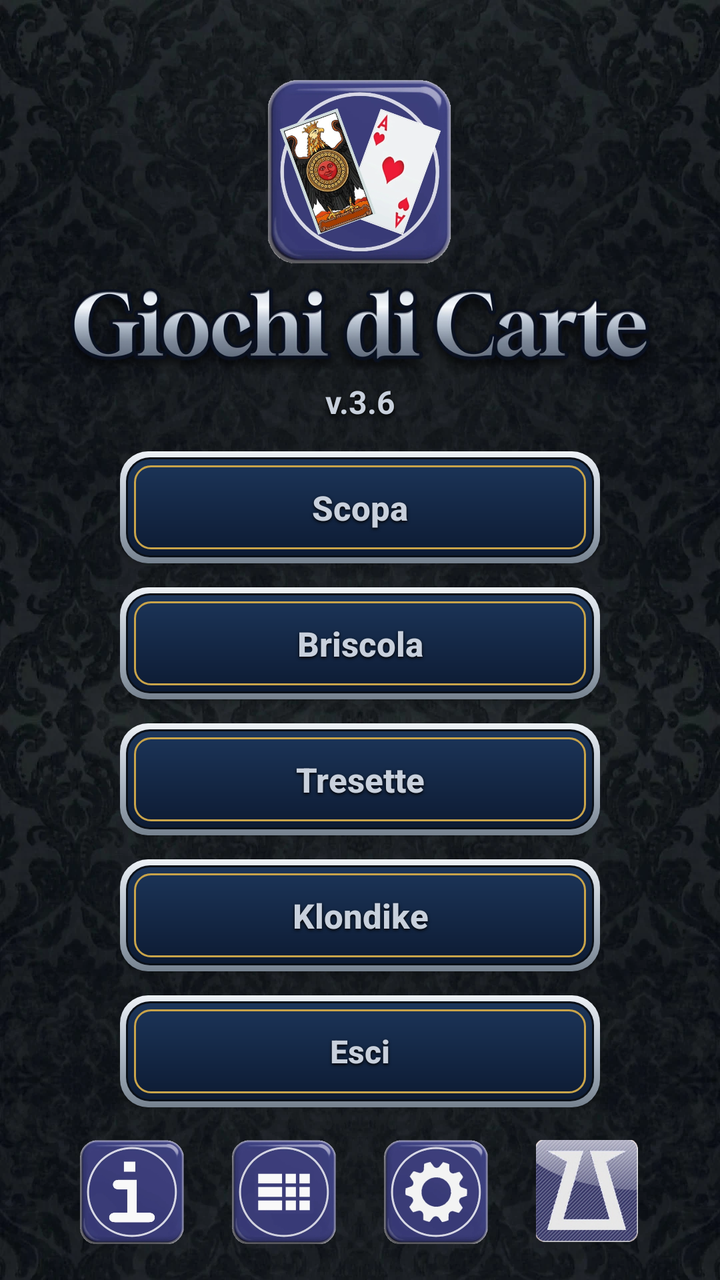
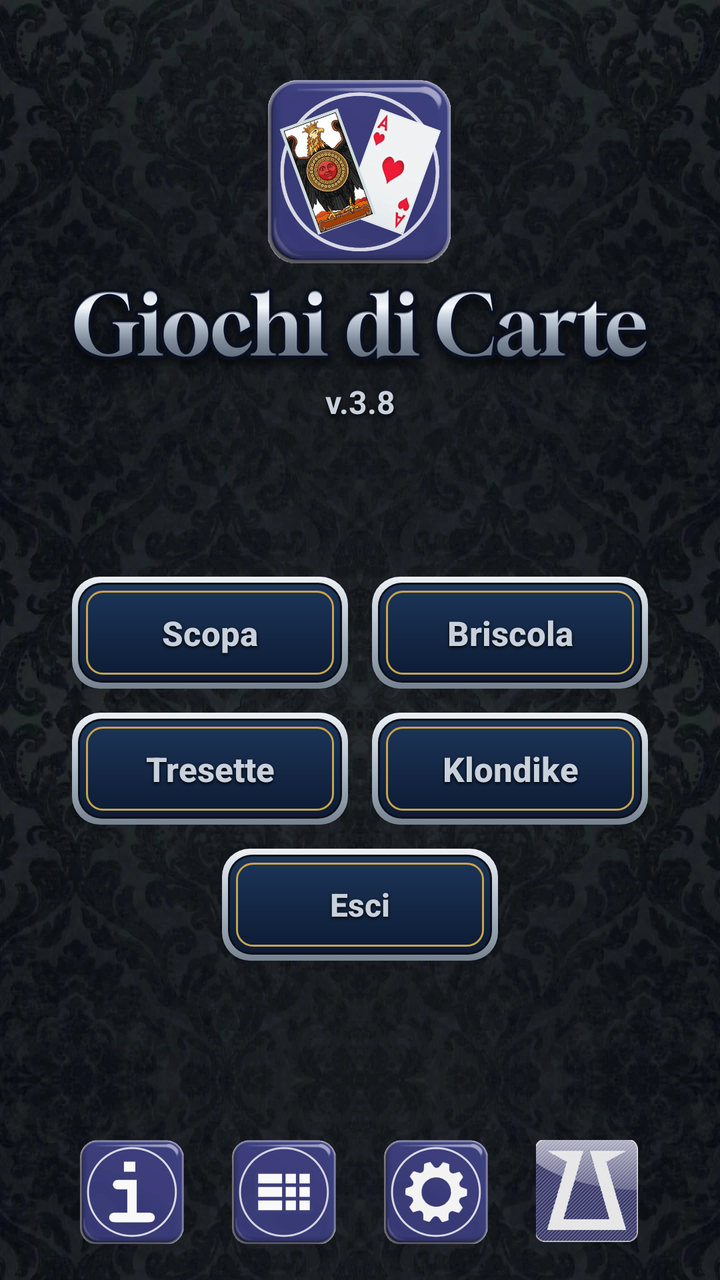

Two renders of the same Android screen: before a commit and after it. Below are the layout's source before the change and the commit's diff.
<!-- AndroidManifest.xml: application theme Theme.Scopa -->
<!-- res/layout/activity_main.xml -->
<?xml version="1.0" encoding="utf-8"?>
<androidx.constraintlayout.widget.ConstraintLayout
    xmlns:android="http://schemas.android.com/apk/res/android"
    xmlns:app="http://schemas.android.com/apk/res-auto"
    android:layout_width="match_parent"
    android:layout_height="match_parent"
    android:background="@drawable/bg_velvet">

    <ImageView
        android:id="@+id/logo"
        android:layout_width="92dp"
        android:layout_height="92dp"
        android:layout_marginTop="40dp"
        android:contentDescription="@string/app_name"
        android:src="@drawable/app_logo"
        app:layout_constraintEnd_toEndOf="parent"
        app:layout_constraintStart_toStartOf="parent"
        app:layout_constraintTop_toTopOf="parent" />

    <ImageView
        android:id="@+id/title"
        android:layout_width="330dp"
        android:layout_height="wrap_content"
        android:layout_marginTop="6dp"
        android:adjustViewBounds="true"
        android:contentDescription="@string/title"
        android:src="@drawable/title_logo"
        app:layout_constraintEnd_toEndOf="parent"
        app:layout_constraintStart_toStartOf="parent"
        app:layout_constraintTop_toBottomOf="@id/logo" />

    <TextView
        android:id="@+id/version"
        android:layout_width="wrap_content"
        android:layout_height="wrap_content"
        android:layout_marginTop="2dp"
        android:text="v.3.6"
        android:textColor="@color/silver"
        android:textSize="16sp"
        android:textStyle="bold"
        android:shadowColor="#000000"
        android:shadowDy="2"
        android:shadowRadius="6"
        app:layout_constraintEnd_toEndOf="parent"
        app:layout_constraintStart_toStartOf="parent"
        app:layout_constraintTop_toBottomOf="@id/title" />

    <LinearLayout
        android:layout_width="wrap_content"
        android:layout_height="wrap_content"
        android:gravity="center"
        android:orientation="vertical"
        app:layout_constraintBottom_toTopOf="@id/bottomBar"
        app:layout_constraintEnd_toEndOf="parent"
        app:layout_constraintStart_toStartOf="parent"
        app:layout_constraintTop_toBottomOf="@id/version"
        app:layout_constraintVertical_bias="0.46">

        <androidx.appcompat.widget.AppCompatButton
            android:id="@+id/btnScopa"
            android:layout_width="240dp"
            android:layout_height="56dp"
            android:background="@drawable/btn_cartiglio"
            android:text="@string/play_scopa"
            android:textColor="@color/silver"
            android:textSize="17sp"
            android:textAllCaps="false"
            android:textStyle="bold"
            android:shadowColor="#000000"
            android:shadowDy="2"
            android:shadowRadius="4" />

        <androidx.appcompat.widget.AppCompatButton
            android:id="@+id/btnBriscola"
            android:layout_width="240dp"
            android:layout_height="56dp"
            android:layout_marginTop="12dp"
            android:background="@drawable/btn_cartiglio"
            android:text="@string/play_briscola"
            android:textColor="@color/silver"
            android:textSize="17sp"
            android:textAllCaps="false"
            android:textStyle="bold"
            android:shadowColor="#000000"
            android:shadowDy="2"
            android:shadowRadius="4" />

        <androidx.appcompat.widget.AppCompatButton
            android:id="@+id/btnTresette"
            android:layout_width="240dp"
            android:layout_height="56dp"
            android:layout_marginTop="12dp"
            android:background="@drawable/btn_cartiglio"
            android:text="@string/play_tresette"
            android:textColor="@color/silver"
            android:textSize="17sp"
            android:textAllCaps="false"
            android:textStyle="bold"
            android:shadowColor="#000000"
            android:shadowDy="2"
            android:shadowRadius="4" />

        <androidx.appcompat.widget.AppCompatButton
            android:id="@+id/btnKlondike"
            android:layout_width="240dp"
            android:layout_height="56dp"
            android:layout_marginTop="12dp"
            android:background="@drawable/btn_cartiglio"
            android:text="@string/play_klondike"
            android:textColor="@color/silver"
            android:textSize="17sp"
            android:textAllCaps="false"
            android:textStyle="bold"
            android:shadowColor="#000000"
            android:shadowDy="2"
            android:shadowRadius="4" />

        <androidx.appcompat.widget.AppCompatButton
            android:id="@+id/btnQuit"
            android:layout_width="240dp"
            android:layout_height="56dp"
            android:layout_marginTop="12dp"
            android:background="@drawable/btn_cartiglio"
            android:text="@string/quit"
            android:textColor="@color/silver"
            android:textSize="16sp"
            android:textAllCaps="false"
            android:textStyle="bold"
            android:shadowColor="#000000"
            android:shadowDy="2"
            android:shadowRadius="4" />
    </LinearLayout>

    
    <LinearLayout
        android:id="@+id/bottomBar"
        android:layout_width="wrap_content"
        android:layout_height="wrap_content"
        android:layout_marginBottom="18dp"
        android:gravity="center_vertical"
        android:orientation="horizontal"
        app:layout_constraintBottom_toBottomOf="parent"
        app:layout_constraintEnd_toEndOf="parent"
        app:layout_constraintStart_toStartOf="parent">

        <ImageButton
            android:id="@+id/btnInfo"
            android:layout_width="52dp"
            android:layout_height="52dp"
            android:layout_marginStart="12dp"
            android:layout_marginEnd="12dp"
            android:background="@android:color/transparent"
            android:contentDescription="@string/cd_info"
            android:scaleType="fitCenter"
            android:src="@drawable/btn_info" />

        <ImageButton
            android:id="@+id/btnStats"
            android:layout_width="52dp"
            android:layout_height="52dp"
            android:layout_marginStart="12dp"
            android:layout_marginEnd="12dp"
            android:background="@android:color/transparent"
            android:contentDescription="@string/cd_stats"
            android:scaleType="fitCenter"
            android:src="@drawable/btn_stats" />

        <ImageButton
            android:id="@+id/btnSettings"
            android:layout_width="52dp"
            android:layout_height="52dp"
            android:layout_marginStart="12dp"
            android:layout_marginEnd="12dp"
            android:background="@android:color/transparent"
            android:contentDescription="@string/cd_settings"
            android:scaleType="fitCenter"
            android:src="@drawable/btn_settings" />

        <ImageButton
            android:id="@+id/btnZis"
            android:layout_width="52dp"
            android:layout_height="52dp"
            android:layout_marginStart="12dp"
            android:layout_marginEnd="12dp"
            android:background="@android:color/transparent"
            android:contentDescription="@string/cd_web"
            android:scaleType="fitCenter"
            android:src="@drawable/zis_logo" />
    </LinearLayout>

</androidx.constraintlayout.widget.ConstraintLayout>
<!-- resources referenced by this layout -->
<resources>
  <color name="silver">#C8D0DC</color>
  <!-- drawable bg_velvet (drawable) -->
  <?xml version="1.0" encoding="utf-8"?>
  <layer-list xmlns:android="http://schemas.android.com/apk/res/android">
      <item android:drawable="@color/velvet_base" />
      <item>
          <bitmap android:src="@drawable/velvet" android:tileMode="repeat" android:dither="true" />
      </item>
  </layer-list>
  <!-- drawable btn_cartiglio (drawable) -->
  <?xml version="1.0" encoding="utf-8"?>
  <layer-list xmlns:android="http://schemas.android.com/apk/res/android">
      
      <item>
          <shape android:shape="rectangle">
              <gradient android:angle="270"
                  android:startColor="#EDF1F6"
                  android:centerColor="#AEB9C6"
                  android:endColor="#76828F" />
              <corners android:radius="14dp" />
          </shape>
      </item>
      
      <item android:left="3dp" android:top="3dp" android:right="3dp" android:bottom="3dp">
          <shape android:shape="rectangle">
              <solid android:color="#0A1018" />
              <corners android:radius="12dp" />
          </shape>
      </item>
      
      <item android:left="4dp" android:top="4dp" android:right="4dp" android:bottom="4dp">
          <shape android:shape="rectangle">
              <gradient android:angle="270"
                  android:startColor="#1C3559"
                  android:endColor="#0D1B33" />
              <corners android:radius="11dp" />
          </shape>
      </item>
      
      <item android:left="7dp" android:top="7dp" android:right="7dp" android:bottom="7dp">
          <shape android:shape="rectangle">
              <solid android:color="@android:color/transparent" />
              <stroke android:width="1dp" android:color="#C9A44A" />
              <corners android:radius="8dp" />
              <padding android:left="12dp" android:top="4dp" android:right="12dp" android:bottom="4dp" />
          </shape>
      </item>
  </layer-list>
  <!-- drawable zis_logo: webp bitmap (drawable-nodpi, 23188 bytes) -->
  <string name="app_name">ZiS-GiochiDiCarte</string>
  <string name="cd_info">Informazioni</string>
  <string name="cd_settings">Impostazioni</string>
  <string name="cd_stats">Statistiche</string>
  <string name="cd_web">Sito ZiS</string>
  <string name="play_briscola">Briscola</string>
  <string name="play_klondike">Klondike</string>
  <string name="play_scopa">Scopa</string>
  <string name="play_tresette">Tresette</string>
  <string name="quit">Esci</string>
  <string name="title">Giochi di Carte</string>
  <style name="Theme.Scopa" parent="Theme.MaterialComponents.DayNight.NoActionBar">
          <item name="colorPrimary">@color/navy_mid</item>
          <item name="colorPrimaryVariant">@color/navy_deep</item>
          <item name="colorOnPrimary">@color/celeste_light</item>
          <item name="colorSecondary">@color/gold</item>
          <item name="android:statusBarColor" tools:targetApi="l">@color/navy_deep</item>
          <item name="alertDialogTheme">@style/DarkAlertDialog</item>
          <item name="materialAlertDialogTheme">@style/DarkAlertDialog</item>
      </style>
  <color name="velvet_base">#0A1018</color>
  <!-- drawable velvet: webp bitmap (drawable-nodpi, 65120 bytes) -->
  <color name="navy_mid">#23477E</color>
  <color name="navy_deep">#0C1626</color>
  <color name="celeste_light">#D7EAF6</color>
  <color name="gold">#E9C24C</color>
  <style name="DarkAlertDialog" parent="Theme.MaterialComponents.Dialog.Alert">
          <item name="colorSurface">@color/navy</item>
          <item name="android:colorBackground">@color/navy</item>
          <item name="colorOnSurface">@color/silver</item>
          <item name="android:textColorPrimary">@color/silver</item>
          <item name="android:textColorSecondary">@color/silver</item>
          <item name="colorPrimary">@color/silver</item>
      </style>
  <color name="navy">#14294A</color>
  <!-- unchanged entries left out for length: 5 -->
</resources>

<!-- the commit's change to res/layout/activity_main.xml (unified diff, before → after) -->
@@ -34,7 +34,7 @@
         android:layout_width="wrap_content"
         android:layout_height="wrap_content"
         android:layout_marginTop="2dp"
-        android:text="v.3.6"
+        android:text="v.3.8"
         android:textColor="@color/silver"
         android:textSize="16sp"
         android:textStyle="bold"
@@ -45,6 +45,7 @@
         app:layout_constraintStart_toStartOf="parent"
         app:layout_constraintTop_toBottomOf="@id/title" />
 
+    
     <LinearLayout
         android:layout_width="wrap_content"
         android:layout_height="wrap_content"
@@ -56,70 +57,82 @@
         app:layout_constraintTop_toBottomOf="@id/version"
         app:layout_constraintVertical_bias="0.46">
 
-        <androidx.appcompat.widget.AppCompatButton
-            android:id="@+id/btnScopa"
-            android:layout_width="240dp"
-            android:layout_height="56dp"
-            android:background="@drawable/btn_cartiglio"
-            android:text="@string/play_scopa"
-            android:textColor="@color/silver"
-            android:textSize="17sp"
-            android:textAllCaps="false"
-            android:textStyle="bold"
-            android:shadowColor="#000000"
-            android:shadowDy="2"
-            android:shadowRadius="4" />
-
-        <androidx.appcompat.widget.AppCompatButton
-            android:id="@+id/btnBriscola"
-            android:layout_width="240dp"
-            android:layout_height="56dp"
-            android:layout_marginTop="12dp"
-            android:background="@drawable/btn_cartiglio"
-            android:text="@string/play_briscola"
-            android:textColor="@color/silver"
-            android:textSize="17sp"
-            android:textAllCaps="false"
-            android:textStyle="bold"
-            android:shadowColor="#000000"
-            android:shadowDy="2"
-            android:shadowRadius="4" />
-
-        <androidx.appcompat.widget.AppCompatButton
-            android:id="@+id/btnTresette"
-            android:layout_width="240dp"
-            android:layout_height="56dp"
-            android:layout_marginTop="12dp"
-            android:background="@drawable/btn_cartiglio"
-            android:text="@string/play_tresette"
-            android:textColor="@color/silver"
-            android:textSize="17sp"
-            android:textAllCaps="false"
-            android:textStyle="bold"
-            android:shadowColor="#000000"
-            android:shadowDy="2"
-            android:shadowRadius="4" />
-
-        <androidx.appcompat.widget.AppCompatButton
-            android:id="@+id/btnKlondike"
-            android:layout_width="240dp"
-            android:layout_height="56dp"
-            android:layout_marginTop="12dp"
-            android:background="@drawable/btn_cartiglio"
-            android:text="@string/play_klondike"
-            android:textColor="@color/silver"
-            android:textSize="17sp"
-            android:textAllCaps="false"
-            android:textStyle="bold"
-            android:shadowColor="#000000"
-            android:shadowDy="2"
-            android:shadowRadius="4" />
+        <LinearLayout
+            android:layout_width="wrap_content"
+            android:layout_height="wrap_content"
+            android:orientation="horizontal">
+
+            <androidx.appcompat.widget.AppCompatButton
+                android:id="@+id/btnScopa"
+                android:layout_width="@dimen/home_btn_w"
+                android:layout_height="@dimen/home_btn_h"
+                android:background="@drawable/btn_cartiglio"
+                android:text="@string/play_scopa"
+                android:textColor="@color/silver"
+                android:textSize="17sp"
+                android:textAllCaps="false"
+                android:textStyle="bold"
+                android:shadowColor="#000000"
+                android:shadowDy="2"
+                android:shadowRadius="4" />
+
+            <androidx.appcompat.widget.AppCompatButton
+                android:id="@+id/btnBriscola"
+                android:layout_width="@dimen/home_btn_w"
+                android:layout_height="@dimen/home_btn_h"
+                android:layout_marginStart="@dimen/home_btn_gap"
+                android:background="@drawable/btn_cartiglio"
+                android:text="@string/play_briscola"
+                android:textColor="@color/silver"
+                android:textSize="17sp"
+                android:textAllCaps="false"
+                android:textStyle="bold"
+                android:shadowColor="#000000"
+                android:shadowDy="2"
+                android:shadowRadius="4" />
+        </LinearLayout>
+
+        <LinearLayout
+            android:layout_width="wrap_content"
+            android:layout_height="wrap_content"
+            android:layout_marginTop="@dimen/home_btn_gap"
+            android:orientation="horizontal">
+
+            <androidx.appcompat.widget.AppCompatButton
+                android:id="@+id/btnTresette"
+                android:layout_width="@dimen/home_btn_w"
+                android:layout_height="@dimen/home_btn_h"
+                android:background="@drawable/btn_cartiglio"
+                android:text="@string/play_tresette"
+                android:textColor="@color/silver"
+                android:textSize="17sp"
+                android:textAllCaps="false"
+                android:textStyle="bold"
+                android:shadowColor="#000000"
+                android:shadowDy="2"
+                android:shadowRadius="4" />
+
+            <androidx.appcompat.widget.AppCompatButton
+                android:id="@+id/btnKlondike"
+                android:layout_width="@dimen/home_btn_w"
+                android:layout_height="@dimen/home_btn_h"
+                android:layout_marginStart="@dimen/home_btn_gap"
+                android:background="@drawable/btn_cartiglio"
+                android:text="@string/play_klondike"
+                android:textColor="@color/silver"
+                android:textSize="17sp"
+                android:textAllCaps="false"
+                android:textStyle="bold"
+                android:shadowColor="#000000"
+                android:shadowDy="2"
+                android:shadowRadius="4" />
+        </LinearLayout>
 
         <androidx.appcompat.widget.AppCompatButton
             android:id="@+id/btnQuit"
-            android:layout_width="240dp"
-            android:layout_height="56dp"
-            android:layout_marginTop="12dp"
+            android:layout_width="@dimen/home_btn_w"
+            android:layout_height="@dimen/home_btn_h"
+            android:layout_marginTop="@dimen/home_btn_gap"
             android:background="@drawable/btn_cartiglio"
             android:text="@string/quit"
             android:textColor="@color/silver"
<!-- resource entries referenced after the edit -->
@@ -1,6 +1,9 @@
 <!-- resources referenced by this layout -->
 <resources>
   <color name="silver">#C8D0DC</color>
+  <dimen name="home_btn_gap">12dp</dimen>
+  <dimen name="home_btn_h">56dp</dimen>
+  <dimen name="home_btn_w">138dp</dimen>
   <!-- drawable bg_velvet (drawable) -->
   <?xml version="1.0" encoding="utf-8"?>
   <layer-list xmlns:android="http://schemas.android.com/apk/res/android">
